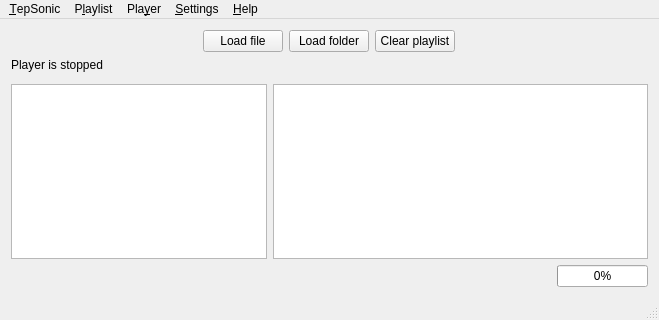
Before: the Qt Designer form mainwindow.ui in danvratil/TepSonic, drawn with Qt 5.
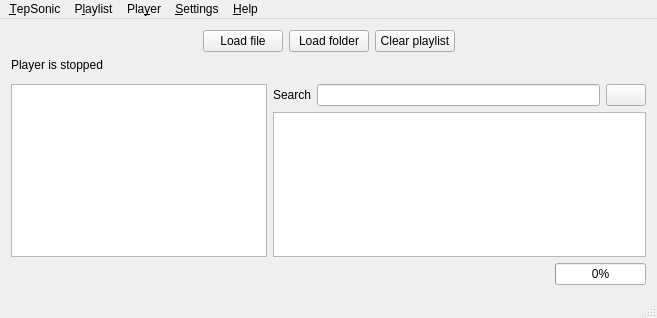
After: the same form once the commit is applied. Icons and pictures are not drawn. Custom widgets are drawn as their Qt base class.

Commit message: Added real-time playlist filter

Patch:
```diff
--- a/mainwindow.ui
+++ b/mainwindow.ui
@@ -6,8 +6,8 @@
    <rect>
     <x>0</x>
     <y>0</y>
-    <width>659</width>
-    <height>320</height>
+    <width>657</width>
+    <height>318</height>
    </rect>
   </property>
   <property name="sizePolicy">
@@ -271,11 +271,42 @@
        </widget>
       </item>
       <item>
-       <widget class="PlaylistBrowser" name="playlistBrowser">
-        <property name="editTriggers">
-         <set>QAbstractItemView::NoEditTriggers</set>
-        </property>
-       </widget>
+       <layout class="QGridLayout" name="gridLayout">
+        <item row="0" column="1">
+         <widget class="QLineEdit" name="searchEdit"/>
+        </item>
+        <item row="1" column="0" colspan="3">
+         <widget class="PlaylistBrowser" name="playlistBrowser">
+          <property name="editTriggers">
+           <set>QAbstractItemView::NoEditTriggers</set>
+          </property>
+         </widget>
+        </item>
+        <item row="0" column="0">
+         <widget class="QLabel" name="label">
+          <property name="text">
+           <string>Search</string>
+          </property>
+         </widget>
+        </item>
+        <item row="0" column="2">
+         <widget class="QPushButton" name="clearSearchButton">
+          <property name="text">
+           <string/>
+          </property>
+          <property name="icon">
+           <iconset resource="icons.qrc">
+            <normaloff>:/icons/clearEdit</normaloff>:/icons/clearEdit</iconset>
+          </property>
+          <property name="iconSize">
+           <size>
+            <width>15</width>
+            <height>15</height>
+           </size>
+          </property>
+         </widget>
+        </item>
+       </layout>
       </item>
      </layout>
     </item>
@@ -323,7 +354,7 @@
     <rect>
      <x>0</x>
      <y>0</y>
-     <width>659</width>
+     <width>657</width>
      <height>20</height>
     </rect>
    </property>
```
Left out of the diff: 42 changed lines with no effect on the pictures. The commit also changes 2 other files.
